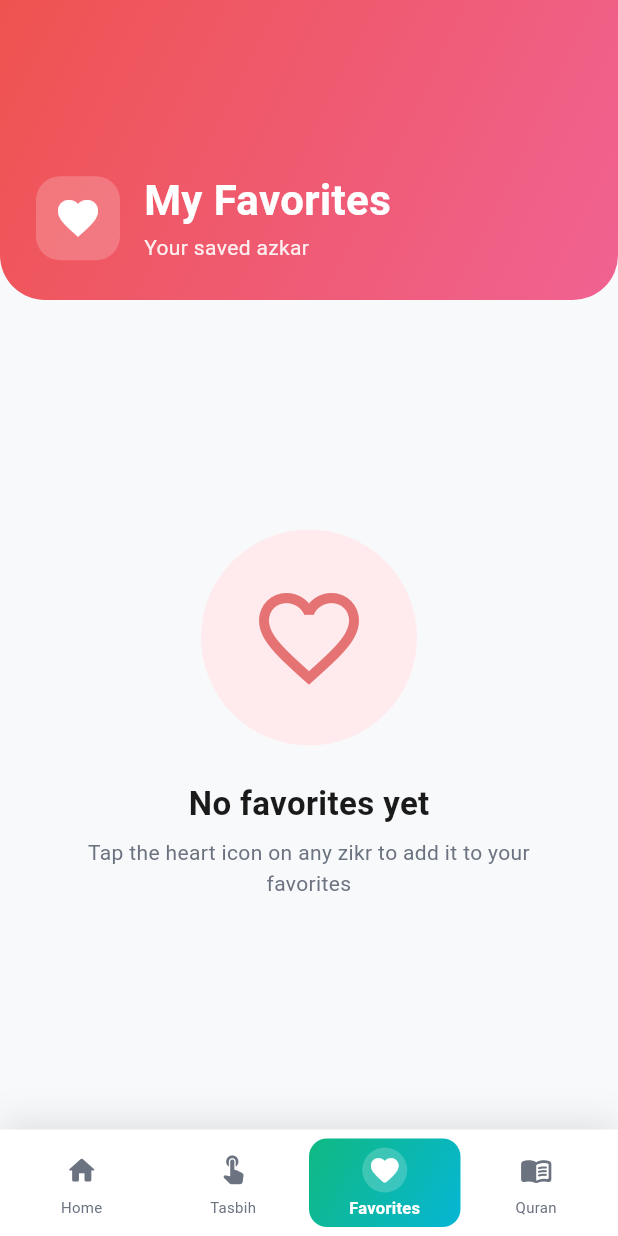
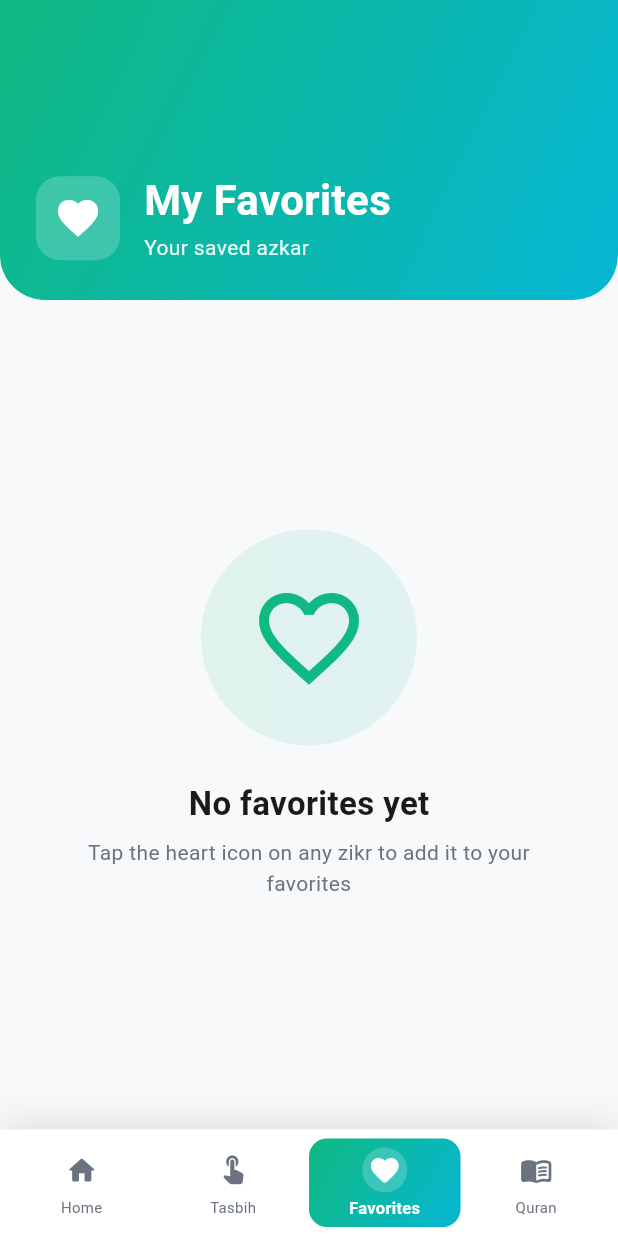
Before and after one commit to khaledebied/bling_azkar, a Flutter app: the screen it shows after launch, item 3 of the bottom bar chosen, on a phone screen of 412 x 824 dp. Run offline on Flutter 3.47's test engine with Material 3 defaults, Android fonts, the phone set to English and light mode, and no system bars; our stand-ins replace dio, flutter_local_notifications, flutter_riverpod, freezed_annotation, geolocator, hive and 4 more; missing offline and left inert: audio_session, flutter_qiblah, quran_library; accounts and stored records are empty; statements that could not run were skipped.

Commit message:
refactor: Update FavoritesScreen and PlayerScreen to enhance UI consistency and improve resource management. Replace hardcoded colors with AppTheme values for better theming and maintainability.

```diff
--- a/lib/src/presentation/screens/favorites_screen.dart
+++ b/lib/src/presentation/screens/favorites_screen.dart
@@ -116,14 +116,7 @@ class _FavoritesScreenState extends ConsumerState<FavoritesScreen>
           return FlexibleSpaceBar(
             background: Container(
               decoration: BoxDecoration(
-                gradient: LinearGradient(
-                  begin: Alignment.topLeft,
-                  end: Alignment.bottomRight,
-                  colors: [
-                    Colors.red.shade400,
-                    Colors.pink.shade300,
-                  ],
-                ),
+                gradient: AppTheme.primaryGradient,
                 borderRadius: const BorderRadius.only(
                   bottomLeft: Radius.circular(30),
                   bottomRight: Radius.circular(30),
@@ -197,13 +190,18 @@ class _FavoritesScreenState extends ConsumerState<FavoritesScreen>
               Container(
                 padding: const EdgeInsets.all(32),
                 decoration: BoxDecoration(
-                  color: Colors.red.shade50,
+                  gradient: LinearGradient(
+                    colors: [
+                      AppTheme.primaryGreen.withOpacity(0.1),
+                      AppTheme.primaryTeal.withOpacity(0.1),
+                    ],
+                  ),
                   shape: BoxShape.circle,
                 ),
                 child: Icon(
                   Icons.favorite_border,
                   size: 80,
-                  color: Colors.red.shade300,
+                  color: AppTheme.primaryGreen,
                 ),
               ),
               const SizedBox(height: 24),
@@ -245,22 +243,25 @@ class _FavoritesScreenState extends ConsumerState<FavoritesScreen>
                   padding: const EdgeInsets.symmetric(horizontal: 16, vertical: 12),
                   decoration: BoxDecoration(
                     gradient: LinearGradient(
-                      colors: [Colors.red.shade50, Colors.pink.shade50],
+                      colors: [
+                        AppTheme.primaryGreen.withOpacity(0.1),
+                        AppTheme.primaryTeal.withOpacity(0.1),
+                      ],
                     ),
                     borderRadius: BorderRadius.circular(16),
                     border: Border.all(
-                      color: Colors.red.shade200,
+                      color: AppTheme.primaryGreen.withOpacity(0.3),
                       width: 1,
                     ),
                   ),
                   child: Row(
                     children: [
-                      Icon(Icons.favorite, color: Colors.red.shade400, size: 20),
+                      Icon(Icons.favorite, color: AppTheme.primaryGreen, size: 20),
                       const SizedBox(width: 8),
                       Text(
                         '${favorites.length} favorite${favorites.length > 1 ? 's' : ''}',
                         style: AppTheme.bodyMedium.copyWith(
-                          color: Colors.red.shade700,
+                          color: AppTheme.primaryGreen,
                           fontWeight: FontWeight.w600,
                         ),
                       ),
@@ -268,7 +269,7 @@ class _FavoritesScreenState extends ConsumerState<FavoritesScreen>
                       Text(
                         '${favorites.fold<int>(0, (sum, z) => sum + z.defaultCount)} total items',
                         style: AppTheme.bodySmall.copyWith(
-                          color: Colors.red.shade600,
+                          color: AppTheme.textSecondary,
                         ),
                       ),
                     ],
@@ -331,13 +332,14 @@ class _FavoritesScreenState extends ConsumerState<FavoritesScreen>
           begin: Alignment.topLeft,
           end: Alignment.bottomRight,
           colors: _isPlayingAll
-              ? [Colors.pink.shade400, Colors.red.shade400]
-              : [Colors.red.shade400, Colors.pink.shade400],
+              ? [AppTheme.primaryTeal, AppTheme.primaryGreen]
+              : [AppTheme.primaryGreen, AppTheme.primaryTeal],
         ),
         borderRadius: BorderRadius.circular(16),
         boxShadow: [
           BoxShadow(
-            color: Colors.red.shade300.withOpacity(0.4),
+            color: (_isPlayingAll ? AppTheme.primaryTeal : AppTheme.primaryGreen)
+                .withOpacity(0.4),
             blurRadius: 16,
             offset: const Offset(0, 6),
           ),
@@ -439,7 +441,7 @@ class _FavoritesScreenState extends ConsumerState<FavoritesScreen>
             Icon(
               Icons.error_outline,
               size: 64,
-              color: Colors.red.shade400,
+              color: AppTheme.primaryGreen,
             ),
             const SizedBox(height: 16),
             Text(
--- a/lib/src/presentation/screens/player_screen.dart
+++ b/lib/src/presentation/screens/player_screen.dart
@@ -68,8 +68,8 @@ class _PlayerScreenState extends ConsumerState<PlayerScreen>
   @override
   void dispose() {
     _pulseController.dispose();
-    final audioService = ref.read(audioPlayerServiceProvider);
-    audioService.stop();
+    // Don't use ref in dispose - it's already been disposed
+    // Audio service will handle cleanup automatically
     super.dispose();
   }
 
```
